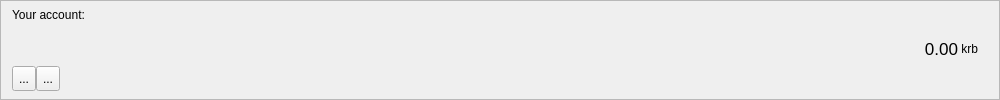
Above: src/gui/ui/accountframe.ui from seredat/karbowanecwallet before the change. Below: the same form after it.
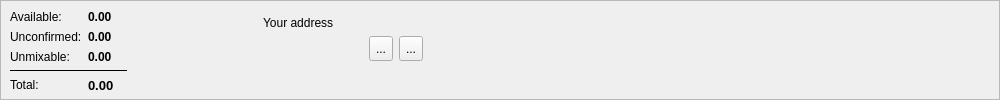
That is the form after the change. Icons and pictures are not drawn.

Commit message:
Move balances to top account frame
what do I put in overview instead??

The edit to the form file:
```diff
--- a/src/gui/ui/accountframe.ui
+++ b/src/gui/ui/accountframe.ui
@@ -34,160 +34,209 @@
   <property name="lineWidth">
    <number>0</number>
   </property>
-  <layout class="QGridLayout" name="gridLayout">
+  <layout class="QHBoxLayout" name="horizontalLayout_2">
+   <property name="spacing">
+    <number>0</number>
+   </property>
    <property name="sizeConstraint">
-    <enum>QLayout::SetMinimumSize</enum>
+    <enum>QLayout::SetMaximumSize</enum>
+   </property>
+   <property name="leftMargin">
+    <number>0</number>
    </property>
    <property name="topMargin">
     <number>0</number>
    </property>
+   <property name="rightMargin">
+    <number>0</number>
+   </property>
    <property name="bottomMargin">
     <number>0</number>
    </property>
-   <property name="spacing">
-    <number>0</number>
-   </property>
+   <item>
+    <widget class="QFrame" name="m_balanceFrame">
+     <property name="sizePolicy">
+      <sizepolicy hsizetype="Fixed" vsizetype="Maximum">
+       <horstretch>0</horstretch>
+       <verstretch>0</verstretch>
+      </sizepolicy>
+     </property>
+     <property name="minimumSize">
+      <size>
+       <width>250</width>
+       <height>100</height>
+      </size>
+     </property>
+     <property name="maximumSize">
+      <size>
+       <width>250</width>
+       <height>100</height>
+      </size>
+     </property>
+     <property name="baseSize">
+      <size>
+       <width>250</width>
+       <height>100</height>
+      </size>
+     </property>
+     <layout class="QGridLayout" name="m_balanceGridLayout">
+      <property name="sizeConstraint">
+       <enum>QLayout::SetMaximumSize</enum>
+      </property>
+      <property name="rightMargin">
+       <number>9</number>
+      </property>
+      <item row="0" column="2">
+       <widget class="QLabel" name="m_tickerLabel1">
+        <property name="text">
+         <string notr="true"/>
+        </property>
+       </widget>
+      </item>
+      <item row="0" column="0">
+       <widget class="QLabel" name="label_2">
+        <property name="text">
+         <string>Available:</string>
+        </property>
+       </widget>
+      </item>
    <item row="2" column="1">
-    <widget class="QToolButton" name="m_qrButton">
-     <property name="minimumSize">
-      <size>
-       <width>0</width>
-       <height>25</height>
-      </size>
-     </property>
-     <property name="toolTip">
-      <string>Show QR code</string>
-     </property>
-     <property name="statusTip">
-      <string/>
-     </property>
+       <widget class="QLabel" name="m_pendingBalanceLabel">
+        <property name="font">
+         <font>
+          <weight>75</weight>
+          <bold>true</bold>
+         </font>
+        </property>
      <property name="text">
-      <string>...</string>
-     </property>
-     <property name="icon">
-      <iconset resource="../../resources.qrc">
-       <normaloff>:/icons/qrcode_white</normaloff>:/icons/qrcode_white</iconset>
-     </property>
-    </widget>
-   </item>
-   <item row="0" column="6" rowspan="3">
-    <widget class="QLabel" name="m_ticker">
-     <property name="sizePolicy">
-      <sizepolicy hsizetype="Preferred" vsizetype="Fixed">
-       <horstretch>0</horstretch>
-       <verstretch>0</verstretch>
-      </sizepolicy>
-     </property>
-     <property name="minimumSize">
-      <size>
-       <width>30</width>
-       <height>80</height>
-      </size>
-     </property>
-     <property name="maximumSize">
-      <size>
-       <width>16777215</width>
-       <height>80</height>
-      </size>
-     </property>
-     <property name="baseSize">
-      <size>
-       <width>0</width>
-       <height>80</height>
-      </size>
-     </property>
+         <string notr="true">0.00</string>
+        </property>
+       </widget>
+      </item>
+      <item row="5" column="1">
+       <widget class="QLabel" name="m_totalBalanceLabel">
+        <property name="font">
+         <font>
+          <pointsize>10</pointsize>
+          <weight>75</weight>
+          <bold>true</bold>
+         </font>
+        </property>
      <property name="text">
-      <string> krb</string>
-     </property>
-     <property name="alignment">
-      <set>Qt::AlignLeading|Qt::AlignLeft|Qt::AlignVCenter</set>
-     </property>
-     <property name="margin">
-      <number>0</number>
+         <string notr="true">0.00</string>
+        </property>
+       </widget>
+      </item>
+      <item row="3" column="0">
+       <widget class="QLabel" name="label_3">
+        <property name="text">
+         <string>Unmixable:</string>
      </property>
     </widget>
    </item>
    <item row="2" column="0">
-    <widget class="QToolButton" name="m_copyButton">
-     <property name="minimumSize">
-      <size>
-       <width>0</width>
-       <height>25</height>
-      </size>
-     </property>
-     <property name="toolTip">
-      <string>Copy address</string>
-     </property>
-     <property name="statusTip">
-      <string/>
-     </property>
-     <property name="whatsThis">
-      <string/>
-     </property>
+       <widget class="QLabel" name="label_4">
      <property name="text">
-      <string>...</string>
-     </property>
-     <property name="icon">
-      <iconset resource="../../resources.qrc">
-       <normaloff>:/icons/copy_white</normaloff>:/icons/copy_white</iconset>
+         <string>Unconfirmed:</string>
      </property>
     </widget>
    </item>
-   <item row="0" column="5" rowspan="3">
-    <widget class="QLabel" name="totalBalance">
-     <property name="sizePolicy">
-      <sizepolicy hsizetype="Preferred" vsizetype="Preferred">
-       <horstretch>0</horstretch>
-       <verstretch>0</verstretch>
-      </sizepolicy>
-     </property>
-     <property name="minimumSize">
-      <size>
-       <width>0</width>
-       <height>80</height>
-      </size>
-     </property>
-     <property name="maximumSize">
-      <size>
-       <width>16777215</width>
-       <height>80</height>
-      </size>
-     </property>
-     <property name="baseSize">
-      <size>
-       <width>0</width>
-       <height>80</height>
-      </size>
-     </property>
+      <item row="3" column="1">
+       <widget class="QLabel" name="m_unmixableBalanceLabel">
      <property name="font">
       <font>
-       <pointsize>13</pointsize>
-       <weight>50</weight>
-       <bold>false</bold>
-      </font>
-     </property>
-     <property name="toolTip">
-      <string>Total balance</string>
-     </property>
-     <property name="statusTip">
-      <string>Total balance</string>
-     </property>
+          <weight>75</weight>
+          <bold>true</bold>
+         </font>
+        </property>
      <property name="text">
       <string>0.00</string>
      </property>
-     <property name="alignment">
-      <set>Qt::AlignRight|Qt::AlignTrailing|Qt::AlignVCenter</set>
-     </property>
-     <property name="margin">
-      <number>0</number>
-     </property>
-     <property name="textInteractionFlags">
-      <set>Qt::TextSelectableByMouse</set>
+       </widget>
+      </item>
+      <item row="5" column="2">
+       <widget class="QLabel" name="m_tickerLabel3">
+        <property name="text">
+         <string notr="true"/>
+        </property>
+       </widget>
+      </item>
+      <item row="5" column="0">
+       <widget class="QLabel" name="label_6">
+        <property name="text">
+         <string>Total:</string>
+        </property>
+       </widget>
+      </item>
+      <item row="4" column="0" colspan="3">
+       <widget class="Line" name="line">
+        <property name="frameShadow">
+         <enum>QFrame::Plain</enum>
+        </property>
+        <property name="orientation">
+         <enum>Qt::Horizontal</enum>
      </property>
     </widget>
    </item>
    <item row="2" column="2">
-    <widget class="QLabel" name="addressStatusLabel">
+       <widget class="QLabel" name="m_tickerLabel2">
+        <property name="text">
+         <string notr="true"/>
+        </property>
+       </widget>
+      </item>
+      <item row="3" column="2">
+       <widget class="QLabel" name="m_tickerLabel4">
+        <property name="text">
+         <string/>
+        </property>
+       </widget>
+      </item>
+      <item row="0" column="1">
+       <widget class="QLabel" name="m_actualBalanceLabel">
+        <property name="font">
+         <font>
+          <weight>75</weight>
+          <bold>true</bold>
+         </font>
+        </property>
+        <property name="text">
+         <string notr="true">0.00</string>
+        </property>
+       </widget>
+      </item>
+      <item row="2" column="3">
+       <spacer name="horizontalSpacer_2">
+        <property name="orientation">
+         <enum>Qt::Horizontal</enum>
+        </property>
+        <property name="sizeHint" stdset="0">
+         <size>
+          <width>1</width>
+          <height>20</height>
+         </size>
+        </property>
+       </spacer>
+      </item>
+     </layout>
+    </widget>
+   </item>
+   <item>
+    <layout class="QVBoxLayout" name="verticalLayout">
+     <property name="sizeConstraint">
+      <enum>QLayout::SetMaximumSize</enum>
+     </property>
+     <property name="leftMargin">
+      <number>12</number>
+     </property>
+     <property name="topMargin">
+      <number>9</number>
+     </property>
+     <property name="bottomMargin">
+      <number>9</number>
+     </property>
+     <item>
+      <widget class="QLabel" name="label">
      <property name="minimumSize">
       <size>
        <width>0</width>
@@ -201,23 +250,22 @@
       </size>
      </property>
      <property name="text">
-      <string/>
-     </property>
-     <property name="alignment">
-      <set>Qt::AlignLeading|Qt::AlignLeft|Qt::AlignVCenter</set>
-     </property>
-     <property name="margin">
-      <number>0</number>
-     </property>
-     <property name="indent">
-      <number>0</number>
+        <string>Your address</string>
      </property>
     </widget>
    </item>
-   <item row="1" column="0" colspan="3">
+     <item>
+      <layout class="QHBoxLayout" name="horizontalLayout">
+       <property name="spacing">
+        <number>6</number>
+       </property>
+       <property name="sizeConstraint">
+        <enum>QLayout::SetMinimumSize</enum>
+       </property>
+       <item>
     <widget class="QLabel" name="m_addressLabel">
      <property name="sizePolicy">
-      <sizepolicy hsizetype="Minimum" vsizetype="Preferred">
+          <sizepolicy hsizetype="Minimum" vsizetype="MinimumExpanding">
        <horstretch>80</horstretch>
        <verstretch>0</verstretch>
       </sizepolicy>
@@ -260,8 +308,89 @@
      </property>
     </widget>
    </item>
-   <item row="1" column="3">
-    <spacer name="horizontalSpacer">
+       <item>
+        <widget class="QToolButton" name="m_copyButton">
+         <property name="minimumSize">
+          <size>
+           <width>0</width>
+           <height>25</height>
+          </size>
+         </property>
+         <property name="toolTip">
+          <string>Copy address</string>
+         </property>
+         <property name="statusTip">
+          <string/>
+         </property>
+         <property name="whatsThis">
+          <string/>
+         </property>
+         <property name="text">
+          <string>...</string>
+         </property>
+         <property name="icon">
+          <iconset resource="../../resources.qrc">
+           <normaloff>:/icons/copy_white</normaloff>:/icons/copy_white</iconset>
+         </property>
+        </widget>
+       </item>
+       <item>
+        <widget class="QToolButton" name="m_qrButton">
+         <property name="minimumSize">
+          <size>
+           <width>0</width>
+           <height>25</height>
+          </size>
+         </property>
+         <property name="toolTip">
+          <string>Show QR code</string>
+         </property>
+         <property name="statusTip">
+          <string/>
+         </property>
+         <property name="text">
+          <string>...</string>
+         </property>
+         <property name="icon">
+          <iconset resource="../../resources.qrc">
+           <normaloff>:/icons/qrcode_white</normaloff>:/icons/qrcode_white</iconset>
+         </property>
+        </widget>
+       </item>
+      </layout>
+     </item>
+     <item>
+      <widget class="QLabel" name="addressStatusLabel">
+       <property name="minimumSize">
+        <size>
+         <width>0</width>
+         <height>20</height>
+        </size>
+       </property>
+       <property name="maximumSize">
+        <size>
+         <width>16777215</width>
+         <height>20</height>
+        </size>
+       </property>
+       <property name="text">
+        <string/>
+       </property>
+       <property name="alignment">
+        <set>Qt::AlignLeading|Qt::AlignLeft|Qt::AlignVCenter</set>
+       </property>
+       <property name="margin">
+        <number>0</number>
+       </property>
+       <property name="indent">
+        <number>0</number>
+       </property>
+      </widget>
+     </item>
+    </layout>
+   </item>
+   <item>
+    <spacer name="horizontalSpacer_4">
      <property name="orientation">
       <enum>Qt::Horizontal</enum>
      </property>
@@ -273,34 +402,6 @@
      </property>
     </spacer>
    </item>
-   <item row="0" column="0" colspan="3">
-    <widget class="QLabel" name="label">
-     <property name="minimumSize">
-      <size>
-       <width>0</width>
-       <height>20</height>
-      </size>
-     </property>
-     <property name="maximumSize">
-      <size>
-       <width>16777215</width>
-       <height>20</height>
-      </size>
-     </property>
-     <property name="text">
-      <string>Your account:</string>
-     </property>
-     <property name="alignment">
-      <set>Qt::AlignLeading|Qt::AlignLeft|Qt::AlignTop</set>
-     </property>
-     <property name="margin">
-      <number>0</number>
-     </property>
-     <property name="indent">
-      <number>0</number>
-     </property>
-    </widget>
-   </item>
   </layout>
  </widget>
  <resources>
```
Lines whose indentation alone changed are shown as unchanged. The commit also changes 3 other files.
